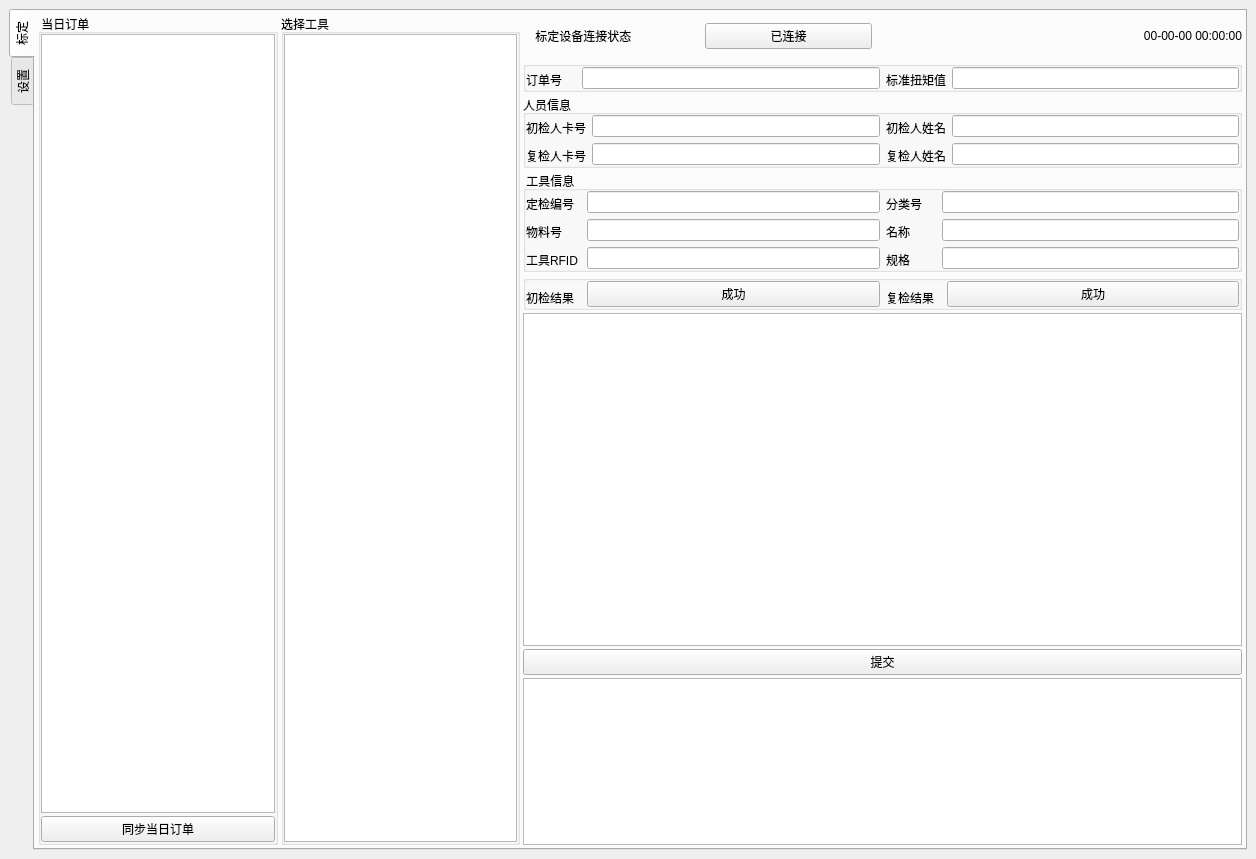
First picture: the form in ui/toolkit.ui, repository masami10/ts013_toolkits, before the edit.
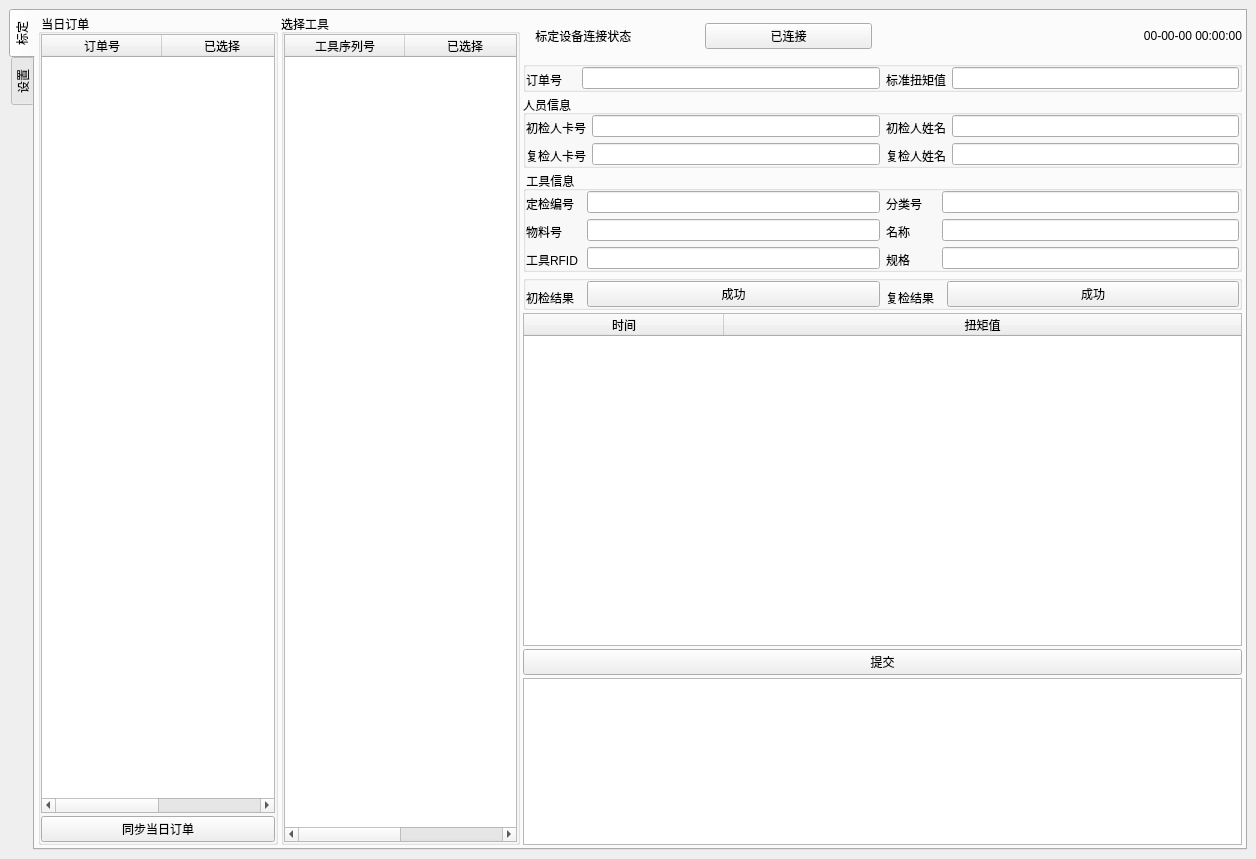
Second picture: the form after the edit.

Commit message: [FEAT](ui): 标定界面表格显示

The edit to the form file:
```diff
--- a/ui/toolkit.ui
+++ b/ui/toolkit.ui
@@ -93,7 +93,36 @@
                 <number>0</number>
                </property>
                <item>
-                <widget class="QTableWidget" name="tableWidget"/>
+                <widget class="QTableWidget" name="OrderTable">
+                 <attribute name="horizontalHeaderVisible">
+                  <bool>true</bool>
+                 </attribute>
+                 <attribute name="horizontalHeaderCascadingSectionResizes">
+                  <bool>true</bool>
+                 </attribute>
+                 <attribute name="horizontalHeaderDefaultSectionSize">
+                  <number>120</number>
+                 </attribute>
+                 <attribute name="horizontalHeaderStretchLastSection">
+                  <bool>true</bool>
+                 </attribute>
+                 <attribute name="verticalHeaderVisible">
+                  <bool>false</bool>
+                 </attribute>
+                 <attribute name="verticalHeaderStretchLastSection">
+                  <bool>false</bool>
+                 </attribute>
+                 <column>
+                  <property name="text">
+                   <string>订单号</string>
+                  </property>
+                 </column>
+                 <column>
+                  <property name="text">
+                   <string>已选择</string>
+                  </property>
+                 </column>
+                </widget>
                </item>
                <item>
                 <widget class="QPushButton" name="load_order_btn">
@@ -140,7 +169,30 @@
                 <number>0</number>
                </property>
                <item>
-                <widget class="QTableWidget" name="tableWidget_2"/>
+                <widget class="QTableWidget" name="ToolsTable">
+                 <attribute name="horizontalHeaderCascadingSectionResizes">
+                  <bool>true</bool>
+                 </attribute>
+                 <attribute name="horizontalHeaderDefaultSectionSize">
+                  <number>120</number>
+                 </attribute>
+                 <attribute name="horizontalHeaderStretchLastSection">
+                  <bool>true</bool>
+                 </attribute>
+                 <attribute name="verticalHeaderVisible">
+                  <bool>false</bool>
+                 </attribute>
+                 <column>
+                  <property name="text">
+                   <string>工具序列号</string>
+                  </property>
+                 </column>
+                 <column>
+                  <property name="text">
+                   <string>已选择</string>
+                  </property>
+                 </column>
+                </widget>
                </item>
               </layout>
              </widget>
@@ -524,7 +576,27 @@
              </widget>
             </item>
             <item>
-             <widget class="QTableWidget" name="tableWidget_3"/>
+             <widget class="QTableWidget" name="ResultTable">
+              <attribute name="horizontalHeaderCascadingSectionResizes">
+               <bool>true</bool>
+              </attribute>
+              <attribute name="horizontalHeaderDefaultSectionSize">
+               <number>200</number>
+              </attribute>
+              <attribute name="horizontalHeaderStretchLastSection">
+               <bool>true</bool>
+              </attribute>
+              <column>
+               <property name="text">
+                <string>时间</string>
+               </property>
+              </column>
+              <column>
+               <property name="text">
+                <string>扭矩值</string>
+               </property>
+              </column>
+             </widget>
             </item>
             <item>
              <widget class="QPushButton" name="submit_btn">
```
The commit also changes 5 other files.
